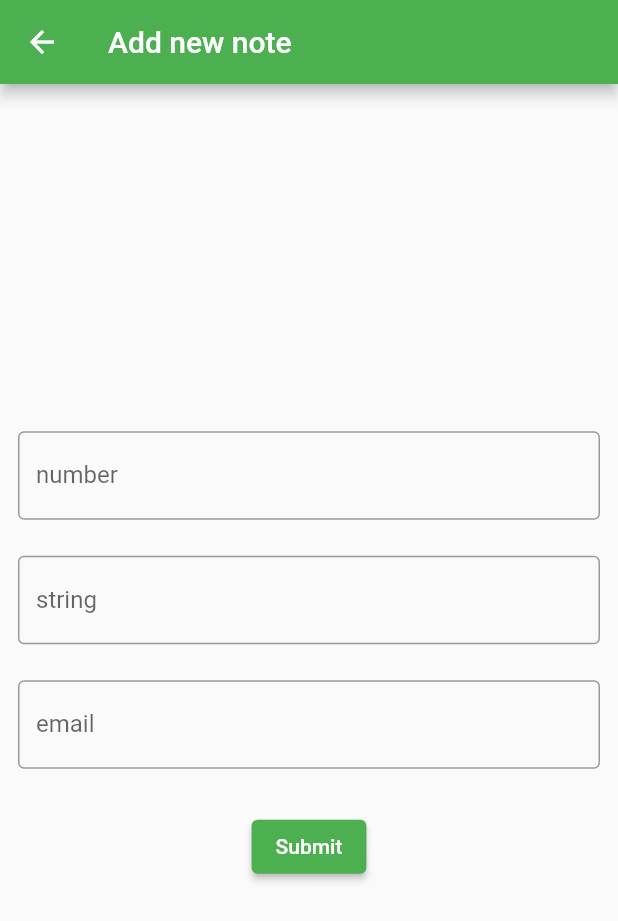
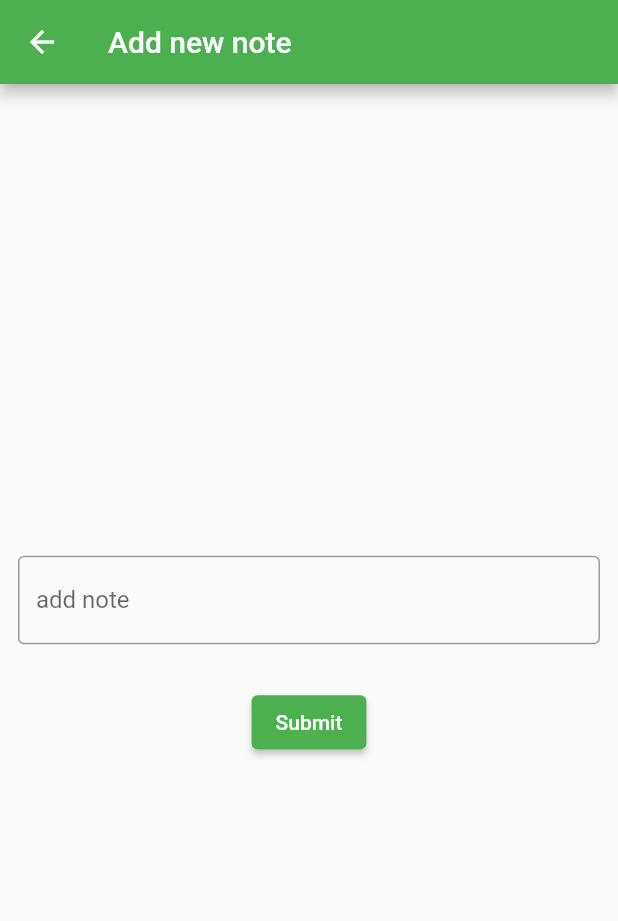
Before and after one commit to BelkevichAndry/flutter-basic, a Flutter app: the screen it shows after launch, after a tap on the "navigation" icon, on a phone screen of 412 x 824 dp. Shown: the top 921 px of the screen. Run offline on Flutter 3.47's test engine with Material 2 defaults, Android fonts, the light colour scheme and no system bars; our stand-ins replace sqflite; accounts and stored records are empty.

Commit message:
add block pattern for getting list of notes

```diff
--- /dev/null
+++ b/lib/blocs/bloc_provider.dart
@@ -0,0 +1,16 @@
+import 'package:flutter/material.dart';
+import 'package:noter/blocs/notes_block.dart';
+
+class NotesProvider extends InheritedWidget {
+  final bloc = NotesBloc();
+  NotesProvider({Key? key, required Widget child})
+      : super(key: key, child: child);
+
+  static NotesBloc? of(BuildContext context) =>
+      context.findAncestorWidgetOfExactType<NotesProvider>()?.bloc;
+
+  @override
+  updateShouldNotify(NotesProvider oldWidget) {
+    return true;
+  }
+}
--- /dev/null
+++ b/lib/blocs/notes_block.dart
@@ -0,0 +1,44 @@
+import 'dart:async';
+
+import 'package:noter/db/dbhelper.dart';
+import 'package:noter/models/note.model.dart';
+
+abstract class BlocBase {
+  void dispose();
+}
+
+class NotesBloc implements BlocBase {
+  final _notesController = StreamController<List<Note>>.broadcast();
+
+  StreamSink<List<Note>> get _inNotes => _notesController.sink;
+
+  Stream<List<Note>> get notes => _notesController.stream;
+
+  final _addNoteController = StreamController<Note>.broadcast();
+  StreamSink<Note> get inAddNote => _addNoteController.sink;
+
+  NotesBloc() {
+    getNotes();
+
+    _addNoteController.stream.listen(_handleAddNote);
+  }
+
+  @override
+  void dispose() {
+    _notesController.close();
+    _addNoteController.close();
+  }
+
+  void getNotes() async {
+    final db = DBHelper();
+    List<Note> notes = await db.getNotes();
+
+    _inNotes.add(notes);
+  }
+
+  void _handleAddNote(Note note) async {
+    final db = DBHelper();
+    db.saveNote(note);
+    getNotes();
+  }
+}
--- a/lib/db/dbhelper.dart
+++ b/lib/db/dbhelper.dart
@@ -42,7 +42,6 @@
       for (int i = 0; i < list.length; i++) {
         notes.add(Note(text: list[i]['text']));
       }
-      print(notes.length);
       return notes;
     } else {
       return [];
--- a/lib/main.dart
+++ b/lib/main.dart
@@ -1,4 +1,5 @@
 import 'package:flutter/material.dart';
+import 'package:noter/blocs/bloc_provider.dart';
 import 'package:noter/widgets/notes-list.widget.dart';
 import './widgets/add-note.widget.dart';
 
@@ -11,7 +12,8 @@
 
   @override
   Widget build(BuildContext context) {
-    return MaterialApp(
+    return NotesProvider(
+      child: MaterialApp(
         title: 'Quingo',
         theme: ThemeData(
           primarySwatch: Colors.green,
@@ -23,6 +25,7 @@
                 title: 'Add new note',
               ),
         },
+      ),
     );
   }
 }
--- a/lib/widgets/add-note.widget.dart
+++ b/lib/widgets/add-note.widget.dart
@@ -1,6 +1,6 @@
 import 'package:flutter/material.dart';
 import 'package:flutter/widgets.dart';
-import 'package:noter/db/dbhelper.dart';
+import 'package:noter/blocs/bloc_provider.dart';
 import 'package:noter/models/note.model.dart';
 
 class AddNotePage extends StatefulWidget {
@@ -21,6 +21,8 @@
 
   @override
   Widget build(BuildContext context) {
+    final bloc = NotesProvider.of(context);
+    if (bloc != null) {
       return Scaffold(
         appBar: AppBar(
           title: Text(widget.title),
@@ -36,51 +38,20 @@
                     Padding(
                       padding: EdgeInsets.all(12.0),
                       child: TextFormField(
-                      controller: _number,
-                      decoration: const InputDecoration(
-                          border: OutlineInputBorder(), labelText: "number"),
-                      // validator: (value) {
-                      //   if (value!.isEmpty) return "Please, fill data";
-                      //   if (!RegExp(r"^\d+$").hasMatch(value)) {
-                      //     return 'We accept only numbers from 0-9';
-                      //   }
-                      //   return null;
-                      // },
-                      autovalidateMode: AutovalidateMode.onUserInteraction,
-                    ),
-                  ),
-                  Padding(
-                    padding: EdgeInsets.all(12.0),
-                    child: TextFormField(
                         controller: _string,
                         decoration: const InputDecoration(
-                          border: OutlineInputBorder(), labelText: "string"),
+                            border: OutlineInputBorder(),
+                            labelText: "add note"),
                         validator: (value) {
                           if (value!.isEmpty) return "Please, fill data";
                           if (value.length < 3) {
                             return "Please enter at least 3 characters for your string";
                           }
-                        if (!RegExp(r"^[A-Za-z]+$").hasMatch(value)) {
+                          if (!RegExp(r"^[A-Za-z ]+$").hasMatch(value)) {
                             return "Please provide only characters from A-Z ";
                           }
                           return null;
                         },
-                      autovalidateMode: AutovalidateMode.onUserInteraction,
-                    ),
-                  ),
-                  Padding(
-                    padding: EdgeInsets.all(12.0),
-                    child: TextFormField(
-                      controller: _email,
-                      decoration: const InputDecoration(
-                          border: OutlineInputBorder(), labelText: "email"),
-                      // validator: (value) {
-                      //   if (value!.isEmpty) return "Please, fill data";
-                      //   if (!RegExp(r"^\S+@\S+\.\S+$").hasMatch(value)) {
-                      //     return "Please provide valid email";
-                      //   }
-                      //   return null;
-                      // },
                         autovalidateMode: AutovalidateMode.onUserInteraction,
                       ),
                     ),
@@ -90,10 +61,9 @@
                         onPressed: () {
                           if (_formKey.currentState!.validate()) {
                             Navigator.pop(context);
+                            final note = Note(text: _string.text);
+                            bloc.inAddNote.add(note);
                           }
-
-                        var dbHelper = DBHelper();
-                        dbHelper.saveNote(Note(text: _string.text));
                         },
                         child: const Text('Submit'),
                       ),
@@ -105,5 +75,11 @@
           ),
         ),
       );
+    } else {
+      return new Container(
+        alignment: AlignmentDirectional.center,
+        child: new CircularProgressIndicator(),
+      );
     }
   }
+}
--- a/lib/widgets/notes-list.widget.dart
+++ b/lib/widgets/notes-list.widget.dart
@@ -1,13 +1,7 @@
 import 'package:flutter/cupertino.dart';
 import 'package:flutter/material.dart';
-import 'package:noter/db/dbhelper.dart';
+import 'package:noter/blocs/bloc_provider.dart';
 import 'package:noter/models/note.model.dart';
-
-Future<List<Note>> fetchNotesFromDatabase() async {
-  var dbHelper = DBHelper();
-  Future<List<Note>> employees = dbHelper.getNotes();
-  return employees;
-}
 
 class HeadingItem implements ListItem {
   final String heading;
@@ -41,36 +35,34 @@
 
 abstract class ListItem {
   Widget buildTitle(BuildContext context);
-
   Widget buildSubtitle(BuildContext context);
 }
 
 class NotesList extends StatelessWidget {
-  final items = List<ListItem>.generate(
-    5,
-    (i) => i % 6 == 0
-        ? HeadingItem('Heading $i')
-        : MessageItem('Sender $i', 'Message body $i'),
-  );
   @override
   Widget build(BuildContext context) {
+    final bloc = NotesProvider.of(context);
+    if (bloc != null) {
       return Container(
-      child: new FutureBuilder<List<Note>>(
-          future: fetchNotesFromDatabase(),
+        margin: const EdgeInsets.all(20.0),
+        child: StreamBuilder<List<Note>>(
+            stream: bloc.notes,
             builder: (context, snapshot) {
               if (snapshot.hasData) {
                 return new ListView.builder(
                     itemCount: snapshot.data?.length,
                     itemBuilder: (context, index) {
-                    return new Column(
+                      return Column(
                           crossAxisAlignment: CrossAxisAlignment.start,
                           children: <Widget>[
-                          Text(snapshot.data![index].text,
+                            Padding(
+                                padding: EdgeInsets.all(12.0),
+                                child: Text(snapshot.data![index].text,
                                     style: new TextStyle(
-                                  fontWeight: FontWeight.bold, fontSize: 18.0)),
-                          Text(snapshot.data![index].text,
-                              style: new TextStyle(
-                                  fontWeight: FontWeight.bold, fontSize: 14.0)),
+                                      fontWeight: FontWeight.bold,
+                                      fontSize: 18.0,
+                                    ),
+                                    textAlign: TextAlign.center)),
                             new Divider()
                           ]);
                     });
@@ -83,5 +75,11 @@
               );
             }),
       );
+    } else {
+      return new Container(
+        alignment: AlignmentDirectional.center,
+        child: new CircularProgressIndicator(),
+      );
     }
   }
+}
```
Lines whose indentation alone changed are shown as unchanged.
